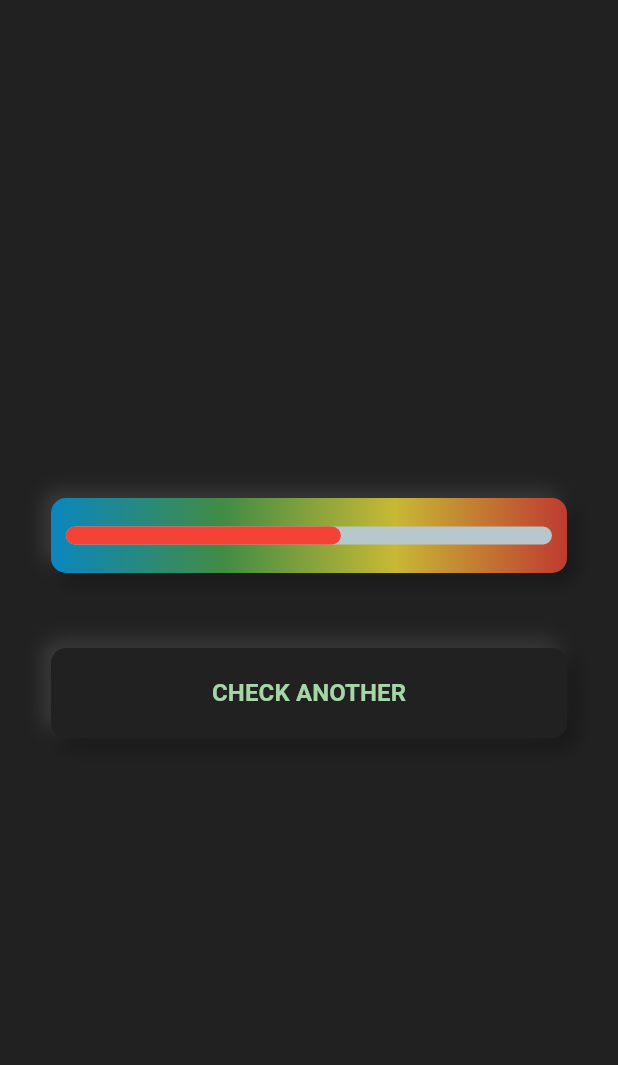
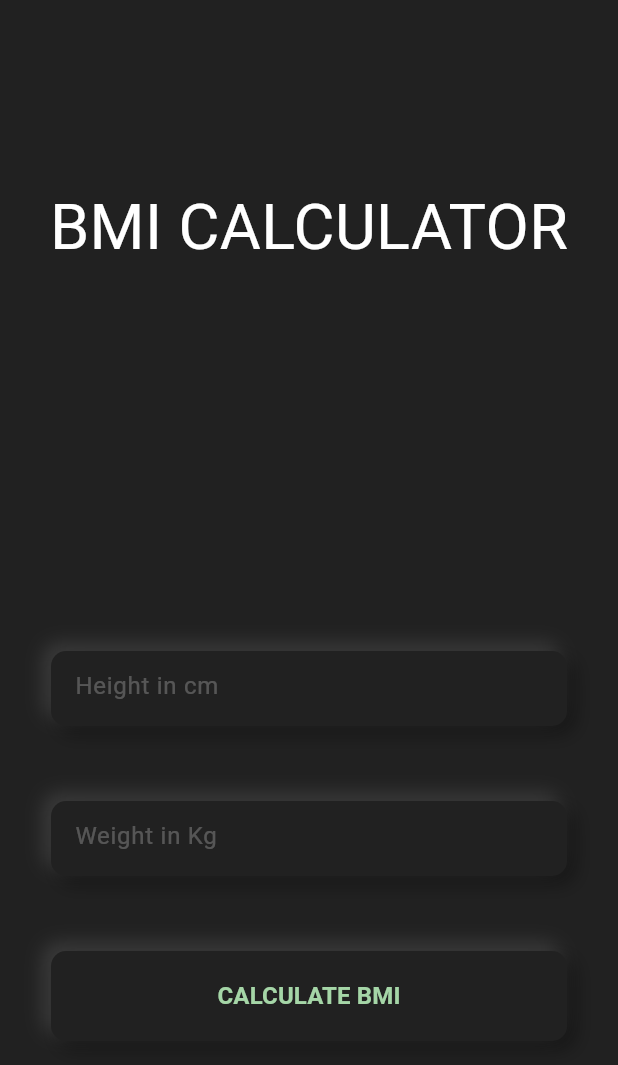
Before and after one commit to gowthamkishore/bmi_calculator, a Flutter app: the screen it shows after launch, on a phone screen of 412 x 824 dp. Shown: the top 1065 px of the screen. Run offline on Flutter 3.47's test engine with Material 3 defaults, Android fonts, the phone set to English and light mode, and no system bars; drawn by our look-alikes of percent_indicator.

```diff
--- a/lib/home_page.dart
+++ b/lib/home_page.dart
@@ -9,7 +9,7 @@ class HomePage extends StatefulWidget {
 }
 
 class _HomePageState extends State<HomePage> {
-  double? bmiValue = 25;
+  double? bmiValue;
   TextEditingController heightController = TextEditingController();
   TextEditingController weightController = TextEditingController();
 
@@ -26,13 +26,26 @@ class _HomePageState extends State<HomePage> {
     return Scaffold(
       backgroundColor: const Color.fromRGBO(33, 33, 33, 1),
       body: SafeArea(
-          child: Center(
-        child: Container(
+          child: SizedBox(
+        width: double.infinity,
+        child: Column(
+            mainAxisAlignment: MainAxisAlignment.spaceAround,
+            crossAxisAlignment: CrossAxisAlignment.center,
+            children: [
+              const Text(
+                "BMI CALCULATOR",
+                style: TextStyle(
+                  color: Colors.white,
+                  fontSize: 42,
+                ),
+              ),
+              Container(
                 width: 360,
                 alignment: Alignment.center,
                 padding: const EdgeInsets.all(8.0),
                 child: bmiValue == null ? buildInputUi() : buildOutputUi(),
               ),
+            ]),
       )),
     );
   }
@@ -78,7 +91,7 @@ class _HomePageState extends State<HomePage> {
           child: MaterialButton(
             height: 60,
             shape: const RoundedRectangleBorder(
-              borderRadius: const BorderRadius.all(Radius.circular(10)),
+              borderRadius: BorderRadius.all(Radius.circular(10)),
             ),
             minWidth: double.infinity,
             onPressed: calculateBMI,
@@ -96,15 +109,28 @@ class _HomePageState extends State<HomePage> {
   }
 
   Widget buildOutputUi() {
-    bmiValue = 25;
-    if (bmiValue! >= 30.0) {
-      bmiValue = 29.99;
-    } else if (bmiValue! < 18.5) {
-      bmiValue = 18.5;
+    double indicatorValue = bmiValue!;
+    if (indicatorValue >= 30.0) {
+      indicatorValue = 29.99;
+    } else if (indicatorValue <= 18.5) {
+      indicatorValue = 18.6;
     }
     return Column(
       mainAxisAlignment: MainAxisAlignment.center,
       children: [
+        Container(
+          width: double.infinity,
+          height: 50,
+          alignment: Alignment.center,
+          decoration: boxDecoration,
+          child: Text(
+            "BMI : ${bmiValue!.toStringAsFixed(1)}",
+            style: TextStyle(color: Colors.white70, fontSize: 28),
+          ),
+        ),
+        const SizedBox(
+          height: 25,
+        ),
         Container(
           height: 50,
           decoration: boxDecoration,
@@ -120,8 +146,10 @@ class _HomePageState extends State<HomePage> {
             child: LinearPercentIndicator(
               barRadius: Radius.circular(10),
               lineHeight: 12,
+              linearGradient:
+                  LinearGradient(colors: [Colors.purple, Colors.purple[300]!]),
               animation: true,
-              percent: ((bmiValue! - 18.5) * 8.70 / 100),
+              percent: ((indicatorValue - 18.5) * 8.70 / 100),
             ),
           ),
         ),
@@ -152,12 +180,30 @@ class _HomePageState extends State<HomePage> {
 
   void calculateBMI() {
     //bmi =  Formula: weight (kg) / [height (m)]^2
+    try {
       double h = double.tryParse(heightController.text)! / 100;
       double w = double.tryParse(weightController.text)!;
 
       setState(() {
         bmiValue = w / (h * h);
       });
+    } catch (e) {
+      showDialog(
+          context: context,
+          builder: (_) {
+            return Dialog(
+              shape: RoundedRectangleBorder(
+                  borderRadius: BorderRadius.circular(10)),
+              backgroundColor: Colors.grey[900],
+              child: Container(
+                  padding: EdgeInsets.all(25),
+                  child: const Text(
+                    "Invalid values for height or weight",
+                    style: TextStyle(color: Colors.redAccent, fontSize: 18),
+                  )),
+            );
+          });
+    }
   }
 
   void checkAnother() {
```
Lines whose indentation alone changed are shown as unchanged.
